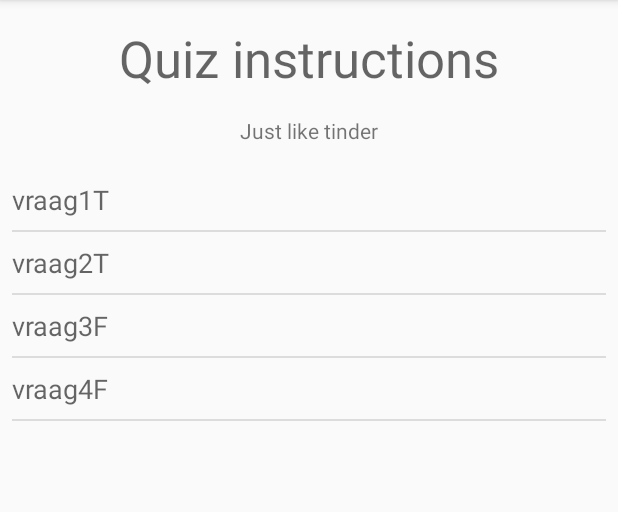
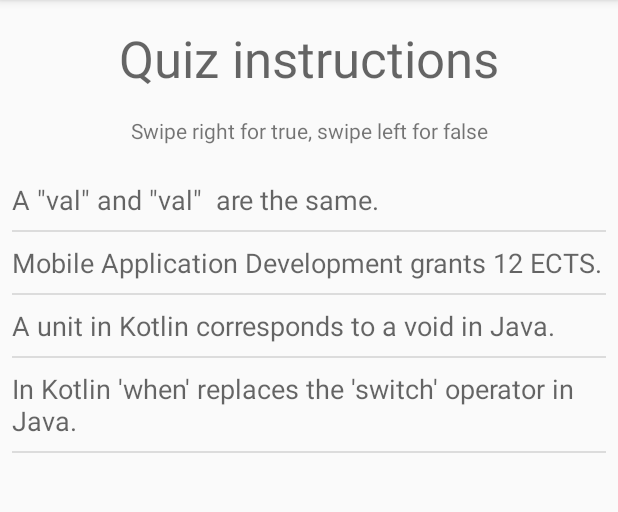
Before and after one commit to Casvantrierum/level2-task2, an Android app: the screen it shows after launch (MainActivity), on a phone screen of 412 x 824 dp, the part 84-596 px from its top. Run offline under Robolectric (Android 15) with nearby library versions, the phone set to English and light mode, and no system bars.

Commit message:
added the questions and empty list snackbar message

```diff
--- a/app/src/main/java/com/example/level2_task2/Question.kt
+++ b/app/src/main/java/com/example/level2_task2/Question.kt
@@ -6,17 +6,17 @@ data class Question(
 ) {
     companion object {
         val QUESTION_QUESTION = arrayOf(
-            "vraag1T",
-            "vraag2T",
-            "vraag3F",
-            "vraag4F"
+            "A \"val\" and \"val\"  are the same.",
+            "Mobile Application Development grants 12 ECTS.",
+            "A unit in Kotlin corresponds to a void in Java.",
+            "In Kotlin 'when' replaces the 'switch' operator in Java."
 
         )
         val QUESTION_ANSWER = arrayOf(
+            false,
+            false,
             true,
-            true,
-            false,
-            false
+            true
         )
     }
 }
--- a/app/src/main/res/values/strings.xml
+++ b/app/src/main/res/values/strings.xml
@@ -1,5 +1,7 @@
 <resources>
     <string name="app_name">Level 2 - Task 2</string>
     <string name="title">Quiz instructions</string>
-    <string name="instructions">Just like tinder</string>
+    <string name="instructions">Swipe right for true, swipe left for false</string>
+    <string name="incorrect">Whoops! That is incorrect</string>
+    <string name="done">WOW! You answered all questions correct.</string>
 </resources>
```
Also changed, not shown: app/src/main/java/com/example/level2_task2/MainActivity.kt (+10 -3 lines).
